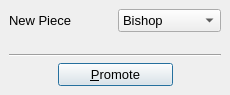
Before: the Qt Designer form promotionDialog.ui in textbrowser/qtchess, drawn with Qt 5.
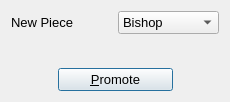
After: the same form once the commit is applied. Icons and pictures are not drawn.

Commit message: Removed extra lines. Update the interface after a move.

Diff of the .ui file:
```diff
--- a/promotionDialog.ui
+++ b/promotionDialog.ui
@@ -7,7 +7,7 @@
     <x>0</x>
     <y>0</y>
     <width>230</width>
-    <height>95</height>
+    <height>102</height>
    </rect>
   </property>
   <property name="minimumSize">
@@ -29,20 +29,8 @@
     <normaloff>chess.png</normaloff>chess.png</iconset>
   </property>
   <layout class="QVBoxLayout">
-   <property name="spacing">
-    <number>6</number>
-   </property>
-   <property name="margin">
-    <number>9</number>
-   </property>
    <item>
     <layout class="QHBoxLayout">
-     <property name="spacing">
-      <number>6</number>
-     </property>
-     <property name="margin">
-      <number>0</number>
-     </property>
      <item>
       <widget class="QLabel" name="label">
        <property name="font">
@@ -97,21 +85,8 @@
      </property>
     </spacer>
    </item>
-   <item>
-    <widget class="Line" name="line">
-     <property name="orientation">
-      <enum>Qt::Horizontal</enum>
-     </property>
-    </widget>
-   </item>
    <item>
     <layout class="QHBoxLayout">
-     <property name="spacing">
-      <number>6</number>
-     </property>
-     <property name="margin">
-      <number>0</number>
-     </property>
      <item>
       <spacer>
        <property name="orientation">
```
The commit also changes 3 other files.
